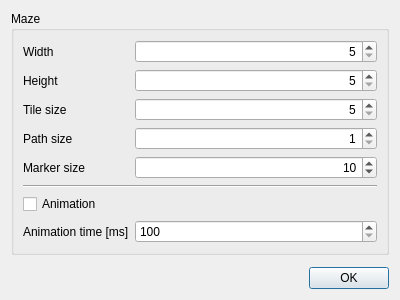
The window that SwarmIntelligence/Forms/AppSettingsUI.ui (SKNmain/SwarmIntelligence) describes before a commit, drawn with Qt 5.
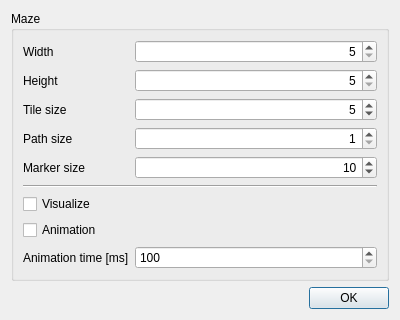
The same window after the commit.

Commit message: Added more log msgs, added visualize option to settings

What changed in the file:
```diff
--- a/SwarmIntelligence/Forms/AppSettingsUI.ui
+++ b/SwarmIntelligence/Forms/AppSettingsUI.ui
@@ -79,7 +79,7 @@
          <set>Qt::AlignRight|Qt::AlignTrailing|Qt::AlignVCenter</set>
         </property>
         <property name="minimum">
-         <number>5</number>
+         <number>1</number>
         </property>
         <property name="maximum">
          <number>99</number>
@@ -136,21 +136,21 @@
         </property>
        </widget>
       </item>
-      <item row="6" column="0" colspan="2">
+      <item row="7" column="0" colspan="2">
        <widget class="QCheckBox" name="checkBox_animationEnabled">
         <property name="text">
          <string>Animation</string>
         </property>
        </widget>
       </item>
-      <item row="7" column="0">
+      <item row="8" column="0">
        <widget class="QLabel" name="label_animationTime">
         <property name="text">
          <string>Animation time [ms]</string>
         </property>
        </widget>
       </item>
-      <item row="7" column="1">
+      <item row="8" column="1">
        <widget class="QSpinBox" name="spinBox_animationTime">
         <property name="minimum">
          <number>100</number>
@@ -160,6 +160,13 @@
         </property>
        </widget>
       </item>
+      <item row="6" column="0">
+       <widget class="QCheckBox" name="checkBox_visualize">
+        <property name="text">
+         <string>Visualize</string>
+        </property>
+       </widget>
+      </item>
      </layout>
     </widget>
    </item>
```
The commit also changes 5 other files.
